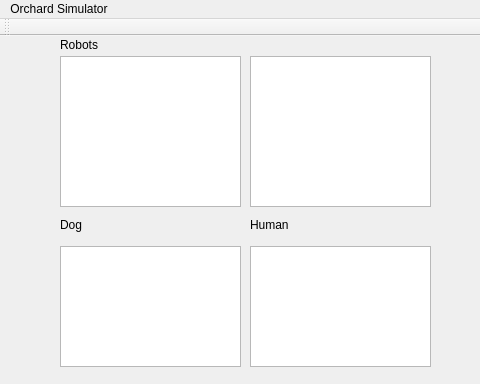
Old version of the form gui/mainwindow.ui in the repository gdsl/SOFTENG-306-PROJECT-1; both pictures show x 0 to 480 and y 0 to 384 of the 861 by 574 pixel window.
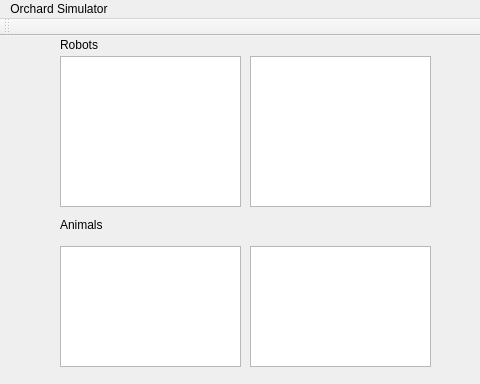
New version of the form.

Commit message: changed dog/human GUI headings to Animals

What changed in the file:
```diff
--- a/gui/mainwindow.ui
+++ b/gui/mainwindow.ui
@@ -295,20 +295,7 @@
      </rect>
     </property>
     <property name="text">
-     <string>Dog</string>
-    </property>
-   </widget>
-   <widget class="QLabel" name="animalLabel_2">
-    <property name="geometry">
-     <rect>
-      <x>250</x>
-      <y>180</y>
-      <width>91</width>
-      <height>17</height>
-     </rect>
-    </property>
-    <property name="text">
-     <string>Human</string>
+     <string>Animals</string>
     </property>
    </widget>
   </widget>
```
The commit also changes 1 other file.
